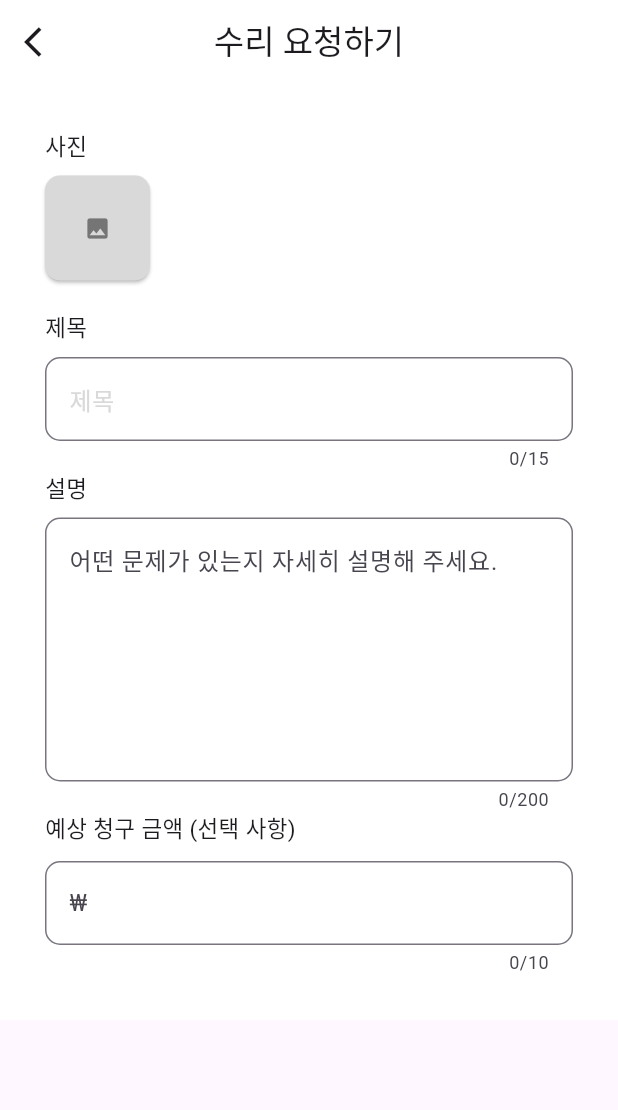
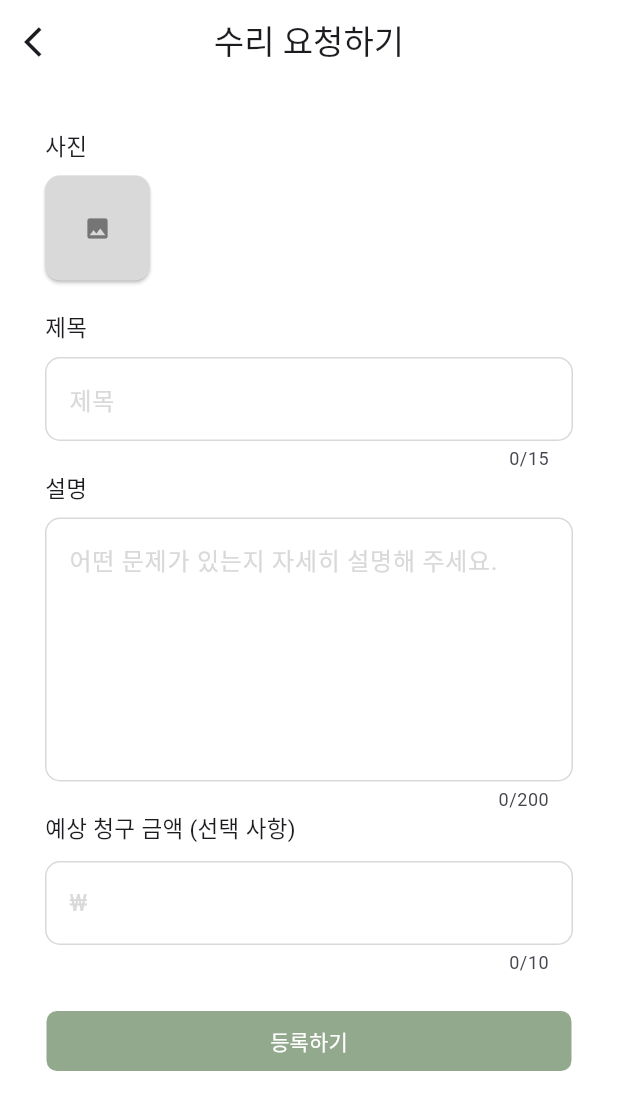
Before and after one commit to 2024OSS-Telo/Telo_flutter, a Flutter app: the MainPage screen opened directly, item 2 of the bottom bar chosen, after a tap on the "add" icon, on a phone screen of 412 x 824 dp. Shown: the top 1110 px of the screen. Run offline on Flutter 3.47's test engine with Material 3 defaults, Android fonts, the phone set to English and light mode, and no system bars; our stand-ins replace image_picker, smooth_page_indicator.

Commit message:
Feat: 수리 요청 페이지 수정

```diff
--- a/lib/main.dart
+++ b/lib/main.dart
@@ -7,8 +7,8 @@ import 'package:telo/screens/repair/repair_list_page.dart';
 void main() {
   runApp(const MaterialApp(
     //home: MyApp(),
-    //home: MainPage()
-    home: AfterLogin(),
+    home: MainPage()
+    //home: AfterLogin(),
   ));
 }
 
--- a/lib/screens/repair/repair_request_page.dart
+++ b/lib/screens/repair/repair_request_page.dart
@@ -88,14 +88,21 @@ class _RepairRequestPageState extends State<RepairRequestPage> {
                             decoration: const InputDecoration(
                                 hintText: "제목",
                                 hintStyle: TextStyle(color: Color(0xffD9D9D9)),
-                                border: OutlineInputBorder(
+                                enabledBorder: OutlineInputBorder(
                                   borderSide: BorderSide(
                                     color: Color(0xffD9D9D9),
-                                    width: 30
                                   ),
                                   borderRadius:
                                       BorderRadius.all(Radius.circular(10)),
-                                )),
+                                ),
+                                focusedBorder: OutlineInputBorder(
+                                  borderSide: BorderSide(
+                                    color: Color(0xffD9D9D9),
+                                  ),
+                                  borderRadius:
+                                  BorderRadius.all(Radius.circular(10)),
+                                )
+                            ),
                           ),
                           Text("설명", style: TextStyle(fontSize: 15)),
                           SizedBox(height: 10),
@@ -114,12 +121,20 @@ class _RepairRequestPageState extends State<RepairRequestPage> {
                             maxLines: 6,
                             decoration: const InputDecoration(
                                 hintText: "어떤 문제가 있는지 자세히 설명해 주세요.",
-                                border: OutlineInputBorder(
+                                hintStyle: TextStyle(color: Color(0xffD9D9D9)),
+                                enabledBorder: OutlineInputBorder(
                                   borderSide: BorderSide(
                                     color: Color(0xffD9D9D9),
                                   ),
                                   borderRadius:
-                                      BorderRadius.all(Radius.circular(10)),
+                                  BorderRadius.all(Radius.circular(10)),
+                                ),
+                                focusedBorder: OutlineInputBorder(
+                                  borderSide: BorderSide(
+                                    color: Color(0xffD9D9D9),
+                                  ),
+                                  borderRadius:
+                                  BorderRadius.all(Radius.circular(10)),
                                 )),
                           ),
                           Text("예상 청구 금액 (선택 사항)",
@@ -139,14 +154,40 @@ class _RepairRequestPageState extends State<RepairRequestPage> {
                             keyboardType: TextInputType.number,
                             decoration: const InputDecoration(
                                 hintText: "₩",
-                                border: OutlineInputBorder(
+                                hintStyle: TextStyle(color: Color(0xffD9D9D9)),
+                                enabledBorder: OutlineInputBorder(
                                   borderSide: BorderSide(
                                     color: Color(0xffD9D9D9),
                                   ),
                                   borderRadius:
-                                      BorderRadius.all(Radius.circular(10)),
+                                  BorderRadius.all(Radius.circular(10)),
+                                ),
+                                focusedBorder: OutlineInputBorder(
+                                  borderSide: BorderSide(
+                                    color: Color(0xffD9D9D9),
+                                  ),
+                                  borderRadius:
+                                  BorderRadius.all(Radius.circular(10)),
                                 )),
-                          )
+                          ),
+                          SizedBox(height: 20),
+                          Align(
+                            alignment: Alignment.center,
+                            child: TextButton(
+                              style: TextButton.styleFrom(
+                                fixedSize: Size(350, 20),
+                                backgroundColor: Color(0xff93A98D),
+                                shape: RoundedRectangleBorder(
+                                  borderRadius: BorderRadius.circular(7),
+                                ),
+                              ),
+                              onPressed: () {},
+                              child: Text(
+                                '등록하기',
+                                style: TextStyle(color: Colors.white),
+                              ),
+                            ),
+                          ),
                         ])),
               ),
             )));
```
